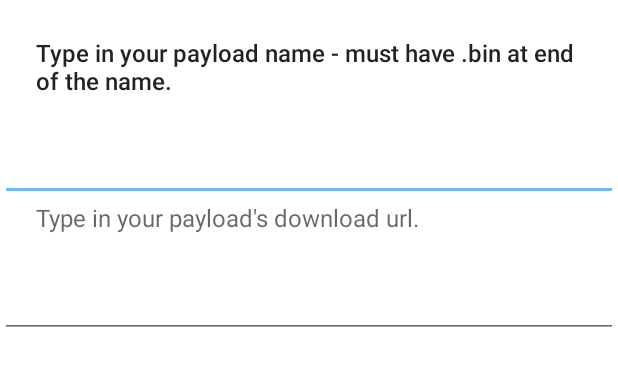
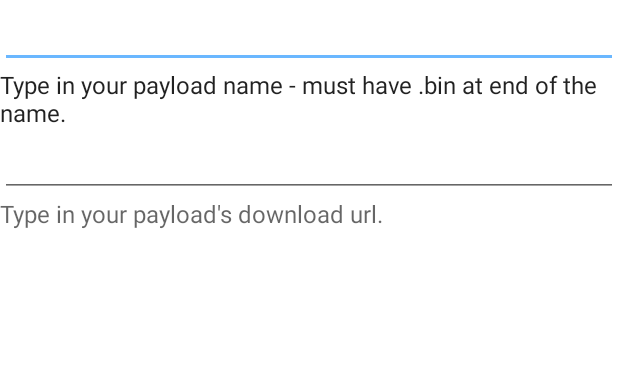
Before and after one commit to MenosGrante/Rekado, an Android app: the layout dialog_payload_download.xml on its own in the app's theme, with its tools: preview values and no code run, on a phone screen of 412 x 824 dp. Shown: the top 366 px of the screen. Run offline under Robolectric (Android 15) with nearby library versions, the phone set to English and light mode, and no system bars.

Commit message:
you can download your own payloads now

```diff
--- a/app/build.gradle
+++ b/app/build.gradle
@@ -9,8 +9,8 @@ android {
         applicationId "com.pavelrekun.rekado"
         minSdkVersion minimumSDKVersion
         targetSdkVersion currentSDKVersion
-        versionCode 39
-        versionName "2.6.4"
+        versionCode 40
+        versionName "2.6.5-elys-mod"
     }
 
     buildTypes {
--- a/app/src/main/res/layout/dialog_payload_download.xml
+++ b/app/src/main/res/layout/dialog_payload_download.xml
@@ -4,14 +4,6 @@
     android:layout_height="wrap_content"
     android:orientation="vertical">
 
-    <TextView
-        android:layout_width="match_parent"
-        android:layout_height="wrap_content"
-        android:layout_margin="24dp"
-        android:fontFamily="sans-serif-medium"
-        android:text="@string/dialog_payload_name"
-        android:textColor="?android:attr/textColorPrimary"
-        android:textSize="16sp" />
 
 
     <EditText
@@ -19,22 +11,29 @@
         android:layout_width="match_parent"
         android:layout_height="wrap_content" />
 
-
-
     <TextView
         android:layout_width="match_parent"
         android:layout_height="wrap_content"
-        android:layout_marginStart="24dp"
-        android:layout_marginEnd="24dp"
-        android:layout_marginBottom="24dp"
-        android:text="@string/dialog_payload_url"
-        android:textColor="?android:attr/textColorSecondary"
+        android:text="@string/dialog_payload_name"
+        android:textColor="?android:attr/textColorPrimary"
         android:textSize="16sp" />
+
+
+
 
     <EditText
         android:id="@+id/payload_url"
         android:layout_width="match_parent"
         android:layout_height="wrap_content" />
+
+    <TextView
+        android:layout_width="match_parent"
+        android:layout_height="wrap_content"
+        android:text="@string/dialog_payload_url"
+        android:textColor="?android:attr/textColorSecondary"
+        android:textSize="16sp" />
+
+
 
 <!--
     <Button
```
Also changed, not shown: app/src/main/java/com/pavelrekun/rekado/screens/payload_fragment/PayloadsView.kt (+1 -7 lines).
